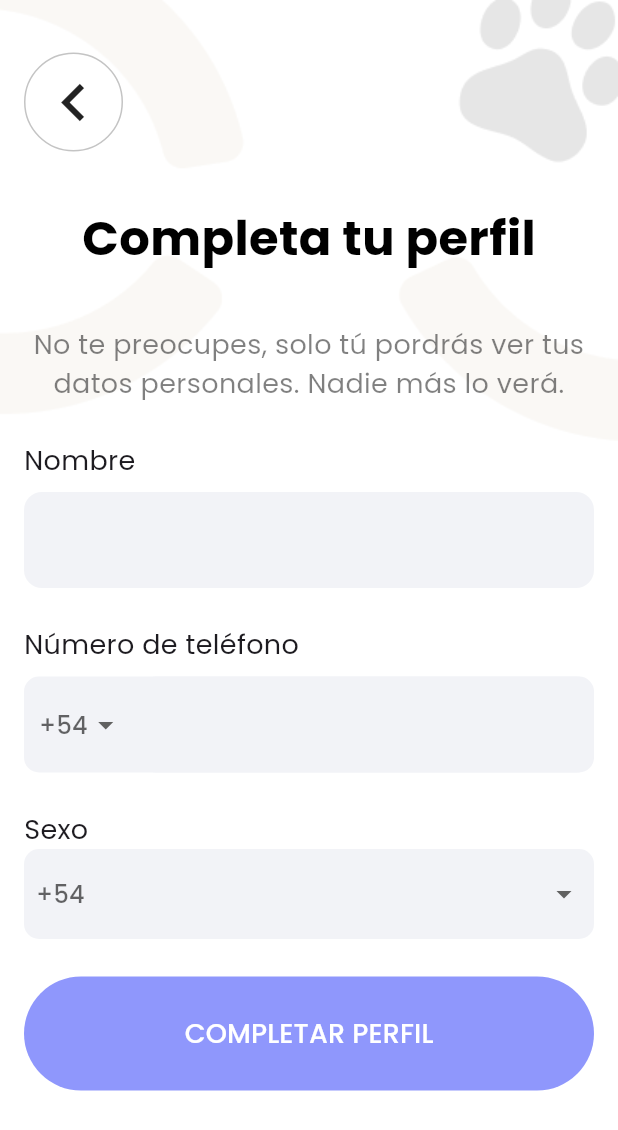
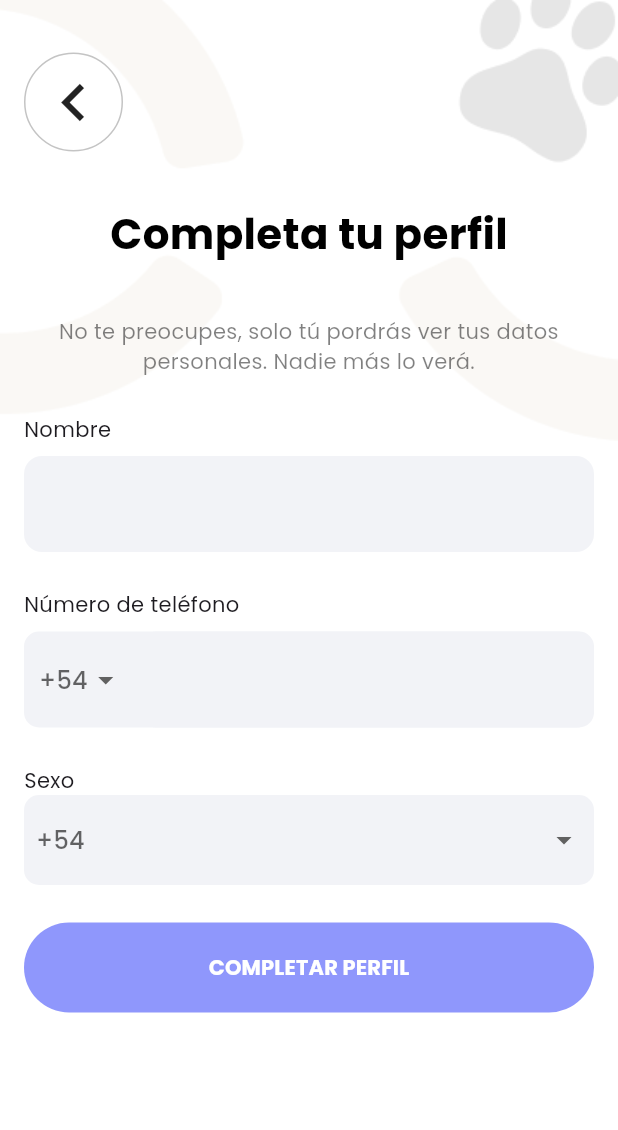
Before and after one commit to MANUPAIS2200/dog1, a Flutter app: the InfoProfile screen opened by its route, on a phone screen of 412 x 824 dp. Shown: the top 1130 px of the screen. Run offline on Flutter 3.47's test engine with Material 3 defaults, Android fonts, the phone set to English and light mode, and no system bars; our stand-ins replace cloud_firestore, firebase_auth, firebase_core, google_fonts, google_sign_in, shared_preferences; missing offline and left inert: model_viewer_plus; accounts and stored records are empty.

Commit message:
se arreglan tamanios de fuente y otros sizes

```diff
--- a/lib/ui/pages/auth/code_verify.dart
+++ b/lib/ui/pages/auth/code_verify.dart
@@ -168,7 +168,7 @@ class CodeVefiry extends StatelessWidget {
                             style: Styles.btn,
                             child: const Text(
                               'VERIFICAR',
-                              style: TextStyle(fontSize: 18),
+                              style: TextStyle(fontWeight: FontWeight.bold),
                             ),
                           ),
                         ),
--- a/lib/ui/pages/auth/info_profile.dart
+++ b/lib/ui/pages/auth/info_profile.dart
@@ -21,14 +21,14 @@ class _InfoProfileState extends State<InfoProfile> {
         children: [
           Positioned(
             child: SizedBox(
-              width: double.infinity, // Toma todo el ancho disponible
+              width: double.infinity,
               child: Image.asset(
                 'assets/fondo.png',
-                fit: BoxFit.cover, // Ajusta la imagen para cubrir el espacio
+                fit: BoxFit.cover,
               ),
             ),
           ),
-          Center(
+          SingleChildScrollView(
             child: Padding(
               padding: EdgeInsets.only(right: 16, left: 16),
               child: Column(
@@ -66,13 +66,9 @@ class _InfoProfileState extends State<InfoProfile> {
 
                   //* Nombre
                   Container(
-                    width:
-                        double.infinity, // Hace que ocupe todo el ancho posible
-                    alignment: Alignment.centerLeft, // Alinea a la derecha
-                    child: Text(
-                      "Nombre",
-                      style: TextStyle(fontSize: 18),
-                    ),
+                    width: double.infinity,
+                    alignment: Alignment.centerLeft,
+                    child: Text("Nombre"),
                   ),
                   SizedBox(height: 8),
                   SizedBox(
@@ -91,13 +87,9 @@ class _InfoProfileState extends State<InfoProfile> {
 
                   //* Input Numero de Telefono
                   Container(
-                    width:
-                        double.infinity, // Hace que ocupe todo el ancho posible
-                    alignment: Alignment.centerLeft, // Alinea a la derecha
-                    child: Text(
-                      "Número de teléfono",
-                      style: TextStyle(fontSize: 18),
-                    ),
+                    width: double.infinity,
+                    alignment: Alignment.centerLeft,
+                    child: Text("Número de teléfono"),
                   ),
                   SizedBox(height: 8),
                   Container(
@@ -142,13 +134,9 @@ class _InfoProfileState extends State<InfoProfile> {
 
                   //* Input Sexo
                   Container(
-                    width:
-                        double.infinity, // Hace que ocupe todo el ancho posible
-                    alignment: Alignment.centerLeft, // Alinea a la derecha
-                    child: Text(
-                      "Sexo",
-                      style: TextStyle(fontSize: 18),
-                    ),
+                    width: double.infinity,
+                    alignment: Alignment.centerLeft,
+                    child: Text("Sexo"),
                   ),
                   SizedBox(
                     width: double.infinity,
@@ -206,7 +194,7 @@ class _InfoProfileState extends State<InfoProfile> {
                       style: Styles.btn,
                       child: const Text(
                         'COMPLETAR PERFIL',
-                        style: TextStyle(fontSize: 18),
+                        style: TextStyle(fontWeight: FontWeight.bold),
                       ),
                     ),
                   ),
--- a/lib/ui/pages/auth/introduction.dart
+++ b/lib/ui/pages/auth/introduction.dart
@@ -113,7 +113,7 @@ class _IntroductionState extends State<Introduction> {
                     style: Styles.btn,
                     child: const Text(
                       'Sign up',
-                      style: TextStyle(fontSize: 18),
+                      style: TextStyle(fontWeight: FontWeight.bold),
                     ),
                   ),
                 ),
@@ -127,7 +127,7 @@ class _IntroductionState extends State<Introduction> {
                     style: Styles.btnSecundary,
                     child: const Text(
                       'Log in',
-                      style: TextStyle(fontSize: 18),
+                      style: TextStyle(fontWeight: FontWeight.bold),
                     ),
                   ),
                 ),
--- a/lib/ui/pages/auth/sign_up_in.dart
+++ b/lib/ui/pages/auth/sign_up_in.dart
@@ -30,7 +30,7 @@ class SignUpIn extends StatelessWidget {
                 style: Styles.btn,
                 child: const Text(
                   'SIGUIENTE',
-                  style: TextStyle(fontSize: 18),
+                  style: TextStyle(fontWeight: FontWeight.bold),
                 ),
               ),
             ),
--- a/lib/ui/pages/auth/welcome.dart
+++ b/lib/ui/pages/auth/welcome.dart
@@ -56,7 +56,7 @@ class Welcome extends StatelessWidget {
                         style: Styles.btnWhite,
                         child: const Text(
                           'EMPECEMOS',
-                          style: TextStyle(fontSize: 18),
+                          style: TextStyle(fontWeight: FontWeight.bold),
                         ),
                       ),
                     ),
--- a/lib/ui/widgets/home/btn_park.dart
+++ b/lib/ui/widgets/home/btn_park.dart
@@ -6,12 +6,12 @@ class BtnPark extends StatelessWidget {
   @override
   Widget build(BuildContext context) {
     return Positioned(
-      left: 40,
-      bottom: 40,
+      left: 30,
+      bottom: 30,
       child: IconButton(
         icon: Image.asset(
           "assets/home/ARBOL.png",
-          width: 80,
+          width: 65,
           fit: BoxFit.contain,
         ),
         onPressed: () {
--- a/lib/ui/widgets/modals/success_modal.dart
+++ b/lib/ui/widgets/modals/success_modal.dart
@@ -36,7 +36,10 @@ class SuccessModal extends StatelessWidget {
           child: TextButton(
             onPressed: onConfirm,
             style: Styles.btn,
-            child: Text("HECHO"),
+            child: Text(
+              "HECHO",
+              style: TextStyle(fontWeight: FontWeight.bold),
+            ),
           ),
         ),
       ],
--- a/lib/ui/widgets/styles.dart
+++ b/lib/ui/widgets/styles.dart
@@ -2,18 +2,18 @@ import 'package:flutter/material.dart';
 
 class Styles {
   static const TextStyle headline = TextStyle(
-    fontSize: 32,
+    fontSize: 28,
     fontWeight: FontWeight.bold,
     color: Colors.black,
   );
 
-  static const TextStyle text = TextStyle(fontSize: 18, color: Colors.black);
+  static const TextStyle text = TextStyle(color: Colors.black);
 
   static const TextStyle textMuted =
-      TextStyle(fontSize: 18, color: Color.fromARGB(127, 0, 0, 0));
+      TextStyle(color: Color.fromARGB(127, 0, 0, 0));
 
   static const TextStyle textAttention =
-      TextStyle(fontSize: 18, color: Color.fromARGB(255, 255, 79, 79));
+      TextStyle(color: Color.fromARGB(255, 255, 79, 79));
 
   static const TextStyle textWhite =
       TextStyle(color: Color.fromARGB(255, 255, 255, 255));
@@ -24,8 +24,7 @@ class Styles {
     shape: RoundedRectangleBorder(
       borderRadius: BorderRadius.circular(50),
     ),
-    padding: const EdgeInsets.symmetric(
-        vertical: 25.0), // Padding en el eje Y (vertical)
+    padding: const EdgeInsets.symmetric(vertical: 20.0),
   );
 
   static final ButtonStyle btnSecundary = TextButton.styleFrom(
@@ -33,8 +32,7 @@ class Styles {
       borderRadius: BorderRadius.circular(50),
     ),
     foregroundColor: Colors.black87,
-    padding: const EdgeInsets.symmetric(
-        vertical: 25.0), // Padding en el eje Y (vertical)
+    padding: const EdgeInsets.symmetric(vertical: 20.0),
   );
 
   static final ButtonStyle btnWhite = TextButton.styleFrom(
@@ -43,8 +41,7 @@ class Styles {
       borderRadius: BorderRadius.circular(50),
     ),
     foregroundColor: Colors.black87,
-    padding: const EdgeInsets.symmetric(
-        vertical: 25.0), // Padding en el eje Y (vertical)
+    padding: const EdgeInsets.symmetric(vertical: 20.0),
   );
 
   static final ButtonStyle btnIconBack = IconButton.styleFrom(
@@ -59,11 +56,9 @@ class Styles {
     iconSize: 50.0,
   );
 
-  static const TextStyle textField =
-      TextStyle(fontSize: 16, color: Colors.black, height: 2);
+  static const TextStyle textField = TextStyle(color: Colors.black, height: 2);
 
   static const TextStyle labelStyle = TextStyle(
-    fontSize: 18,
     color: Color.fromARGB(255, 158, 158, 158),
   );
 
```
Also changed, not shown: lib/ui/pages/auth/create.dart (+7 -9 lines), lib/ui/pages/auth/login.dart (+11 -10 lines), lib/ui/pages/auth/new_pass.dart (+3 -9 lines), lib/ui/pages/home/home.dart (+4 -3 lines), lib/ui/widgets/home/app_bar.dart (+4 -4 lines), lib/ui/widgets/home/bottom_nav_bar.dart (+5 -5 lines), lib/ui/widgets/home/popup_minigames.dart (+6 -6 lines), pubspec.lock, 7 other files.
